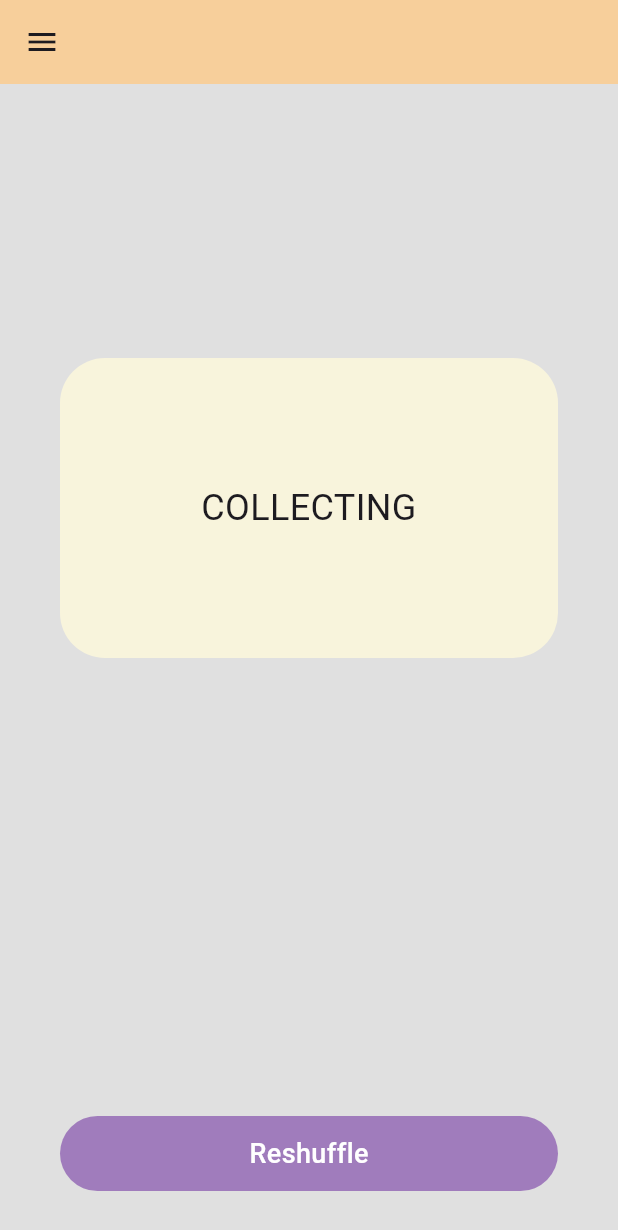
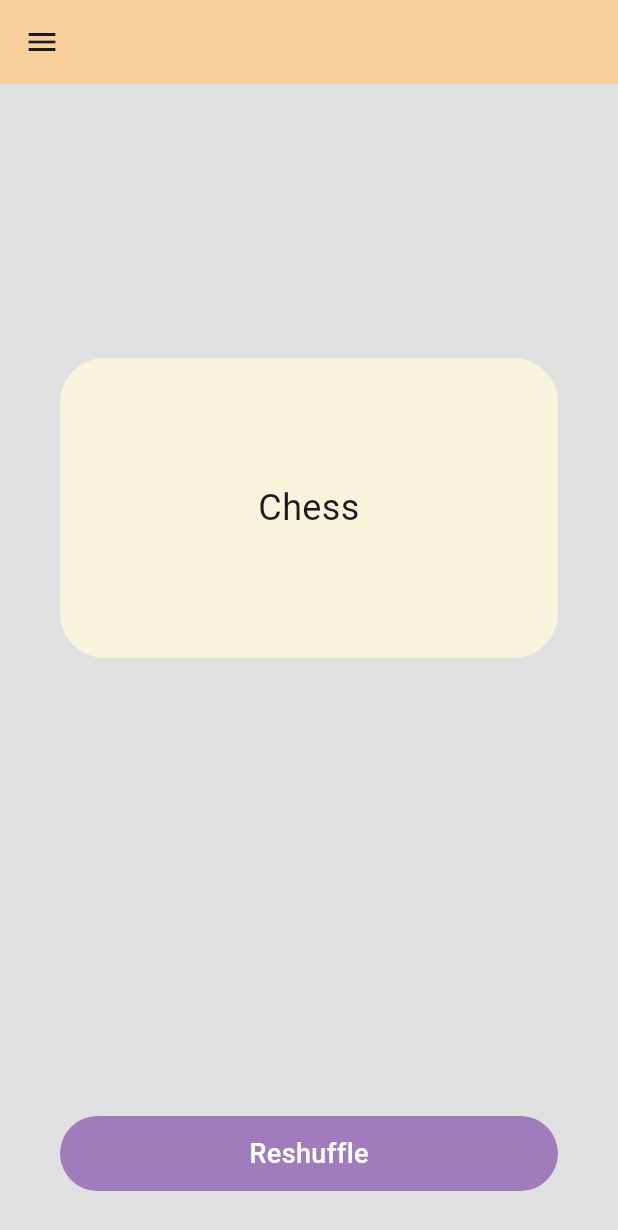
Before and after one commit to AnJasid/sports_picker, a Flutter app: the HomeScreen screen opened directly, after a tap on "Reshuffle", on a phone screen of 412 x 824 dp. Shown: the top 1230 px of the screen. Run offline on Flutter 3.47's test engine with Material 3 defaults, Android fonts, the light colour scheme and no system bars; our stand-ins replace google_nav_bar.

Commit message:
update hobby data

```diff
--- a/lib/data/hobby_data.dart
+++ b/lib/data/hobby_data.dart
@@ -2,128 +2,77 @@ import 'package:sports_picker/model/hobby_model.dart';
 
 const hobbyDetails = [
   HobbyModel(
-    hobbyTitle: 'READING',
+    hobbyTitle: 'Cricket',
     hobbyDesc:
-        'Reading books, newspapers, and articles is one of the most common hobbies in every part of the world. Not only does reading inform and educate people, but it also allows them to experience life from the perspectives of other people. It’s also something that does not require specialized skills – you just need to be familiar with a language. To make this a hobby, figure out whether you want to read fiction or nonfiction, and what subjects in particular.',
+        'Cricket is a highly popular sport in India, deeply ingrained in the country\'s culture. Played with a bat and ball, the game involves two teams competing to score runs by hitting the ball and running between wickets. Cricket has three main formats: Test matches, One Day Internationals (ODIs), and Twenty20 (T20) matches. The sport\'s apex in India is the Indian Premier League (IPL), a T20 tournament featuring franchises representing different cities. Cricket transcends boundaries, uniting millions of fans across the nation, and iconic players like Sachin Tendulkar, Virat Kohli, and MS Dhoni have achieved legendary status. The sport\'s influence extends beyond the field, impacting lifestyle, conversations, and national pride, making cricket an integral part of India\'s sporting identity.',
   ),
   HobbyModel(
-    hobbyTitle: 'WATCHING TV SHOWS AND MOVIES',
+    hobbyTitle: 'Field Hockey',
     hobbyDesc:
-        'In our house, we find that we look forward to sitting down to watch the next episode of a great series – something to look forward to at the end of your day. It is truly enjoyable to be swept into another world. And with social media, there are unique ways to connect with other fans of series or documentaries.',
+        'Field hockey is a sport deeply rooted in India\'s sporting history and has garnered significant national acclaim. Played with a small, hard ball and a curved stick, two teams aim to score by hitting the ball into the opponent\'s goal. India has a glorious legacy in field hockey, having won multiple Olympic gold medals during the mid-20th century. The sport\'s popularity remains, with a passionate fan base and ongoing domestic competitions. Despite cricket\'s dominance, field hockey continues to be cherished, especially for its historical significance and the pride associated with India\'s past achievements in international tournaments.',
   ),
   HobbyModel(
-    hobbyTitle: 'GARDENING',
+    hobbyTitle: 'Football (Soccer)',
     hobbyDesc:
-        'Laying out and care of a plot of ground devoted partially or wholly to the growing of plants such as flowers, herbs, or vegetables. You could try out gardening for several reasons: to produce your own food, beautify your lawn, spend time productively, or just relish the freshness of greenery every day.',
+        'Football, known as soccer in some regions, has seen a notable surge in popularity in India. The sport, played with a round ball, involves two teams aiming to score goals by propelling the ball into the opposing team\'s net. India has witnessed an increased interest in football, thanks in part to the Indian Super League (ISL), a professional football league that has elevated the sport\'s status. The ISL has attracted international players and created a fervent following among fans. While cricket remains the dominant sport, football has carved its niche, capturing the hearts of enthusiasts across the nation and fostering a new generation of football lovers. The grassroots development and the emergence of local talent signal a promising future for football in India.',
   ),
   HobbyModel(
-    hobbyTitle: 'PLAYING VIDEO GAMES',
+    hobbyTitle: 'Badminton',
     hobbyDesc:
-        'This is an excellent hobby for the more nerdy and introverted ones among you. However, you will need a good gaming computer to play the best (and latest) games that come out. With exciting adventure-filled video games coming out every year, it is not surprising why this hobby is so common among children and adults alike. You could either play through an RPG by yourself.',
+        'Badminton has become a widely popular sport in India, characterized by its fast-paced and dynamic nature. Played with a shuttlecock, the game involves two or four players who take turns hitting the shuttlecock over the net, aiming to score points. In recent years, India has produced exceptional badminton players who have achieved success on the international stage, contributing to the sport\'s surge in popularity. Notable players like P.V. Sindhu, Saina Nehwal, and Kidambi Srikanth have inspired a growing number of enthusiasts. Badminton has transitioned from a casual backyard game to a professional sport in India, attracting significant attention and fostering a competitive spirit among aspiring players across the country.',
   ),
   HobbyModel(
-    hobbyTitle: 'FISHING',
+    hobbyTitle: 'Kabaddi',
     hobbyDesc:
-        'Fishing is one of those hobbies that are ideal if you want to take a break from the grind of daily routine and give your mind a much-needed rest. Head over to a nearby lake or a calm river, and spend time basking in the beauty and peace of nature.',
+        'Kabaddi, deeply rooted in India\'s cultural heritage, has experienced a remarkable resurgence in popularity, particularly with the advent of the Pro Kabaddi League (PKL). This indigenous sport involves two teams, with a "raider" crossing into the opponent\'s territory to tag as many defenders as possible without taking a breath, all while chanting "kabaddi, kabaddi." The defenders aim to stop the raider and prevent them from returning to their half. The PKL has played a pivotal role in elevating kabaddi\'s status, drawing large audiences and showcasing top talents. The league has not only revitalized interest in the traditional sport but has also created sporting icons, turning kabaddi into a thrilling and widely appreciated spectacle across the nation.',
   ),
   HobbyModel(
-    hobbyTitle: 'WALKING',
+    hobbyTitle: 'Wrestling',
     hobbyDesc:
-        'Walking is an excellent joint-friendly alternative to running which burns calories and improves your cardiovascular health. The best part is that you don’t need a designated place for it – just get out of your home and start walking. Bonus points if you head out into the woods to enjoy nature and even get in some geocaching or bird-watching during your walk.',
+        'Wrestling holds a significant place in India\'s sports landscape, characterized by its rich history and strong cultural ties. The sport involves physical combat where two competitors grapple with each other, aiming to gain control and score points. India has a proud tradition in wrestling, with numerous athletes achieving success in international competitions, including the Olympics. The sport has deep grassroots connections, with many wrestlers emerging from small towns and villages. The country\'s love for wrestling is evident in the passionate following it enjoys, and events like the Indian Wrestling League have further contributed to its popularity. Wrestling not only showcases the strength and skill of its participants but also embodies the resilience and determination that resonate with fans throughout the nation.',
   ),
   HobbyModel(
-    hobbyTitle: 'PLAYING TEAM SPORTS',
+    hobbyTitle: 'Tennis',
     hobbyDesc:
-        'Team sports like football, cricket, basketball, baseball, and hockey provide an excellent way for people to improve their physical health while having loads of fun at the same time. As long as you have a group of like-minded friends who enjoy the same sport as you, you can make it into a hobby by getting together and playing every day.',
+        'Tennis has found a strong and growing fan base in India, propelled by the success of Indian players on the international stage and increased accessibility to the sport. Played with a racket and a ball, tennis involves singles or doubles matches where players aim to score points by hitting the ball over the net and into the opponent\'s court. India has produced tennis legends like Leander Paes, Mahesh Bhupathi, and Sania Mirza, who have achieved Grand Slam victories and brought global recognition to Indian tennis. The sport is popular not only for its competitive nature but also for its inclusive appeal, encouraging participation across age groups and skill levels. Tennis tournaments, both domestic and international, captivate audiences and contribute to the sport\'s rising popularity across the country.',
   ),
   HobbyModel(
-    hobbyTitle: 'BOARD GAMES',
+    hobbyTitle: 'Athletics',
     hobbyDesc:
-        'Board games are tabletop games that typically use pieces moved or placed on a pre-marked board (playing surface) and often include elements of table, card, role-playing, and miniatures games as well. If you love the social and competitive nature of playing cards, you are also likely to enjoy board games as a hobby.',
+        'Athletics, encompassing a wide range of track and field events, holds a special place in India\'s sporting landscape. The sport involves disciplines like running, jumping, throwing, and combined events. India has produced notable athletes who have excelled in international competitions, showcasing prowess in events such as sprinting, long-distance running, javelin throw, and more. While cricket dominates the sports scene, athletics has gained prominence with athletes like Milkha Singh, P.T. Usha, and Neeraj Chopra making significant contributions. The sport has a grassroots presence, with schools and colleges promoting track and field events. Athletics embodies the spirit of competition and athleticism, contributing to India\'s representation in the global sporting arena',
   ),
   HobbyModel(
-    hobbyTitle: 'WRITING',
+    hobbyTitle: 'Boxing',
     hobbyDesc:
-        'Writing can come under different genres but is found as a common hobby all over the world. People write in their diaries, write articles and blogs, and some even write entire books. It is an incredibly creative hobby that hones your thinking skills and helps you attain clarity of thought and action.',
+        'Boxing has emerged as a formidable and widely followed sport in India, gaining popularity for its raw intensity and individual brilliance. In boxing, two competitors square off, aiming to score points by landing punches on each other while avoiding their opponent\'s strikes. India has produced accomplished boxers who have made their mark in various weight categories on the international stage. The sport\'s rising popularity is attributed to the success of Indian boxers like Mary Kom, Vijender Singh, and Shiva Thapa, who have not only achieved accolades but have also inspired a new generation of aspiring pugilists. Boxing has transcended traditional boundaries, capturing the imagination of fans and contributing significantly to India\'s presence in global sporting events.',
   ),
   HobbyModel(
-    hobbyTitle: 'VOLUNTEER WORK',
+    hobbyTitle: 'Shooting',
     hobbyDesc:
-        'Volunteer work can involve raising funds for someone in your neighborhood who is struggling financially or organizing a clean-up or cloth donation drive with a group of friends. This is one of the most meaningful and satisfying hobbies you could integrate into your life.',
+        'Shooting has gained prominence as a precision sport in India, marked by meticulous aim, focus, and accuracy. The sport involves competitors using firearms to hit targets with precision, testing their marksmanship skills across various disciplines. India has witnessed notable success in shooting, with athletes like Abhinav Bindra, Gagan Narang, and Anjali Bhagwat achieving Olympic and World Championship medals. The sport has attracted attention for its technical nuances and mental discipline. Shooting has become a popular pursuit among Indian athletes, with an increasing number of enthusiasts participating in competitions at the national and international levels. The success of Indian shooters has not only brought accolades but has also contributed to the sport\'s growing popularity and recognition in the country.',
   ),
   HobbyModel(
-    hobbyTitle: 'DANCING',
+    hobbyTitle: 'Chess',
     hobbyDesc:
-        'Although it does not get the recognition it deserves, dancing is nothing less than a form of art. Requiring a high level of mobility and flexibility, dancing can serve as a form of exercise and meditation that transports the dancer away from the binding realities of everyday life.',
+        'Chess is a cerebral and strategic sport that has captured the imagination of enthusiasts in India, transcending age and background. Played on a checkered board, the game involves two players maneuvering pieces with distinct moves to outsmart and checkmate their opponent\'s king. India has produced several Grandmasters, including Viswanathan Anand, who became a World Chess Champion, elevating the country\'s status in the chess world. Chess is widely played in schools, colleges, and communities, fostering critical thinking, concentration, and strategic planning. The sport\'s popularity extends beyond competitive play, with numerous chess clubs, events, and online platforms contributing to a thriving chess culture in India. Chess embodies the essence of intellect and has become a symbol of strategic prowess and mental acuity in the country.',
   ),
   HobbyModel(
-    hobbyTitle: 'PAINTING',
-    hobbyDesc:
-        'There is something special about mixing a bunch of colors in unique ways on a canvas to produce a work of art that mesmerizes viewers. If you ever could translate your vivid imagination onto a piece of paper or a canvas, then painting is exactly the hobby you should take up.',
+    hobbyTitle: 'Weightlifting',
+    hobbyDesc: '',
   ),
   HobbyModel(
-    hobbyTitle: 'COOKING',
+    hobbyTitle: 'Basketball',
     hobbyDesc:
-        'Cooking is more than just a way of making food to consume. If you explore cuisines like the Asian, Mediterranean, Indian, and Continental cuisines, you will find it to be just another form of art. Before long, you’ll be engrossed in trying out new recipes and experimenting with new ingredients. All you need is a good sense of ingredients and a sense of comfort in the kitchen. If that’s you, then cooking is a hobby that will feel almost natural.',
+        'Weightlifting, a discipline demanding strength, technique, and precision, has gained recognition and a dedicated following in India. In weightlifting, athletes compete to lift maximum weights in two main categories: the snatch and the clean and jerk. India has produced notable weightlifters who have excelled in international competitions, winning medals and establishing records. The sport has a grassroots presence, with many lifters emerging from diverse backgrounds, showcasing their prowess at the national and global levels. Weightlifting has garnered attention for its raw power and displays of physical strength, contributing to its popularity among fans and fitness enthusiasts alike. The success of Indian weightlifters continues to inspire a new generation, making weightlifting a significant and respected sport within the country\'s sporting landscape.',
   ),
   HobbyModel(
-    hobbyTitle: 'BICYCLING',
+    hobbyTitle: 'Golf',
     hobbyDesc:
-        'Cycles have the unique advantage of not covering you up from all sides. You get the advantage of traveling at a greater speed than walking all the while enjoying the fresh air and taking in your surroundings. It is quite easy to make a hobby out of exploring new places on your bicycle.',
+        'Golf, known for its precision and elegance, has carved a niche for itself in India, attracting enthusiasts and players from various walks of life. Played on lush greens with the aim of completing a course in the fewest strokes possible, golf has seen a surge in popularity with the emergence of talented Indian golfers. Players like Jeev Milkha Singh, Anirban Lahiri, and Aditi Ashok have represented India on the international golfing stage, bringing recognition to the country. Golf courses, both traditional and modern, are spread across the nation, offering a serene backdrop for the sport. Golf has become more accessible, with a growing number of golf clubs and tournaments fostering interest and participation. The sport embodies a unique blend of skill, strategy, and a connection with nature, making it an increasingly popular choice among sports enthusiasts in India.',
   ),
   HobbyModel(
-    hobbyTitle: 'HOUSEWORK',
+    hobbyTitle: 'Table Tennis',
     hobbyDesc:
-        'It may come as a surprise, but housework is indeed one of the most common hobbies in the world. Many people derive a sense of comfort and peace from fixing things around their house, doing the laundry, cleaning things up, and so on. If you’re someone who does not like to go outdoors much, this is a hobby that will suit you well.',
-  ),
-  HobbyModel(
-    hobbyTitle: 'CHURCH ACTIVITIES',
-    hobbyDesc:
-        'Devout Christians find a sense of belonging and comfort when they go to the Church. They get the opportunity to study their religion more, engage with their community, and participate in meaningful activities. So if you’re a religious Christian in search of a hobby, you should consider going back to the center of your faith, i.e. the Church.',
-  ),
-  HobbyModel(
-    hobbyTitle: 'CALLIGRAPHY',
-    hobbyDesc:
-        'Calligraphy is the art of producing decorative handwriting or lettering with a pen or brush. This skill could be used to provide personal, handwritten notes /thank you notes or invitations for an event. Like coloring or painting, many find spending time with calligraphy to be very therapeutic. You may be looking for a hobby as a break from screen time. Learning the art of calligraphy is a hobby that many find calming and constructive.',
-  ),
-  HobbyModel(
-    hobbyTitle: 'SHOPPING',
-    hobbyDesc:
-        'Thousands of people regularly flock over to malls for shopping. Some buy clothes and footwear, while others are on the lookout for watches and digital gadgets. Whatever your taste, you can make this a hobby for you and your family. The only catch here is that the activity involves buying stuff regularly, so this is only feasible if you have that kind of money to spend.',
-  ),
-  HobbyModel(
-    hobbyTitle: 'PHOTOGRAPHY',
-    hobbyDesc:
-        'Photography is a hobby that offers so many possibilities for creative expression and technical expertise. Age is not a barrier to learning a new hobby, and if all you have is the camera on your phone, that’s okay; you can start with that. Photography adds so much value to our lives – by recording special events, people, and places, while also helping us learn and grow as people. It allows you to share your life and experiences in meaningful ways, and it allows you to engage and have fun with other people.',
-  ),
-  HobbyModel(
-    hobbyTitle: 'SEWING',
-    hobbyDesc:
-        'Explore your creative side with one of the world’s most popular craft hobbies. Being able to sew has many benefits, from making your own clothing to creating a craft business. It’s also a great way to spend time with your children by teaching them.',
-  ),
-  HobbyModel(
-    hobbyTitle: 'COLLECTING',
-    hobbyDesc:
-        'Collecting as a hobby is a fun and easy thing for almost anyone to start. Anybody can enjoy the fun of building up a collection of different things. There are a lot of great benefits to becoming a collector – and best of all no special skills or tools required. Seeking, locating, acquiring, organizing, cataloging, displaying, storing, and maintaining items that are of interest to an individual collector.',
-  ),
-  HobbyModel(
-    hobbyTitle: 'BAKING',
-    hobbyDesc:
-        'A method of preparing food that uses dry heat, typically in an oven, but can also be done in hot ashes, or on hot stones. The most common baked item is bread but many other types of foods are baked. Heat is gradually transferred from the surface of cakes, cookies, and breads to their center.',
-  ),
-  HobbyModel(
-    hobbyTitle: 'LISTENING TO MUSIC',
-    hobbyDesc:
-        'Music is a hobby that converts to a passion and emerges as the melody of life itself. It is emotive, approachable and can be personalized to suit your moods and persona. Use it as a creative input or as the expression of your many moods and emotions.',
-  ),
-  HobbyModel(
-    hobbyTitle: 'BLOGGING',
-    hobbyDesc:
-        'Exercises your sense of creativity and makes you feel better about opening up to others. Hence, a blog can be your journal for exploring yourself. You can connect with other hobby bloggers or your readers from all over the world.',
-  ),
-  HobbyModel(
-    hobbyTitle: 'SINGING',
-    hobbyDesc:
-        'It allows you to use your body\'s own natural instrument, the vocal cords, which are a magnificent product of evolution that can be controlled and contorted to make a wide variety of sounds.',
+        'Table tennis, a fast-paced and dynamic sport, has gained significant popularity in India. Played on a rectangular table with a net across the middle, the game involves players using paddles to hit a lightweight ball back and forth. India has produced accomplished table tennis players who have excelled at the national and international levels. The sport has a widespread appeal, with enthusiasts playing in schools, colleges, and community centers. With the emergence of top players like Achanta Sharath Kamal and Manika Batra, table tennis has garnered attention and a growing fan base. The sport\'s accessibility, quick pace, and tactical nature contribute to its popularity, making it a favorite among players of all ages and skill levels in India.',
   ),
 ];
```
